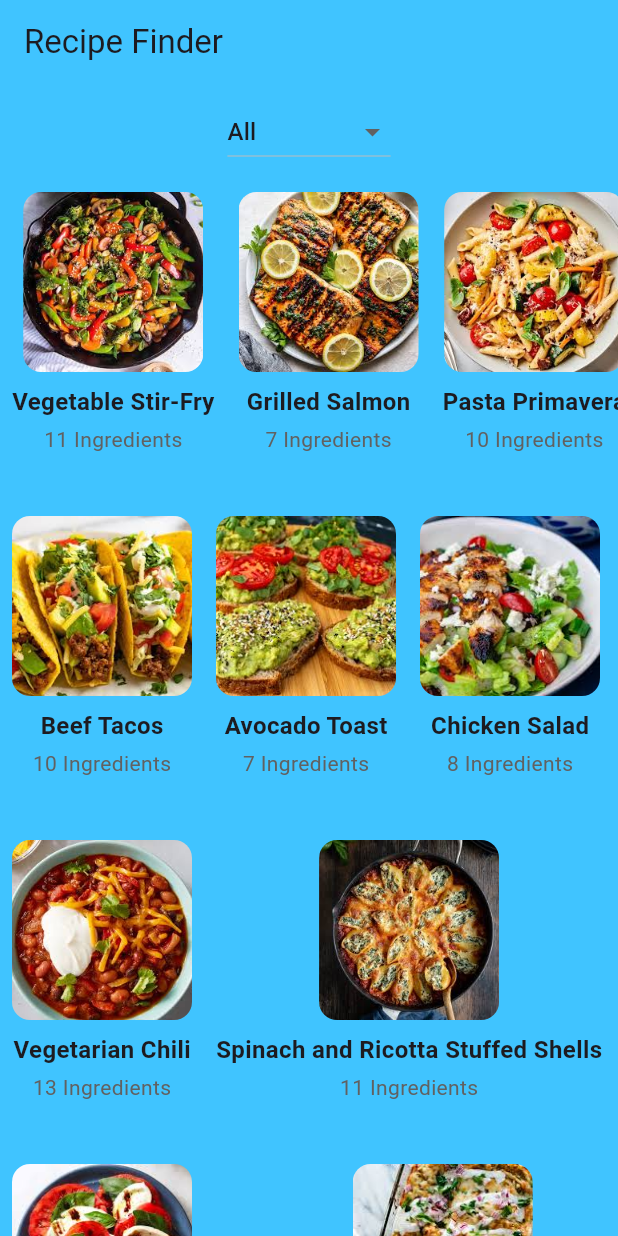
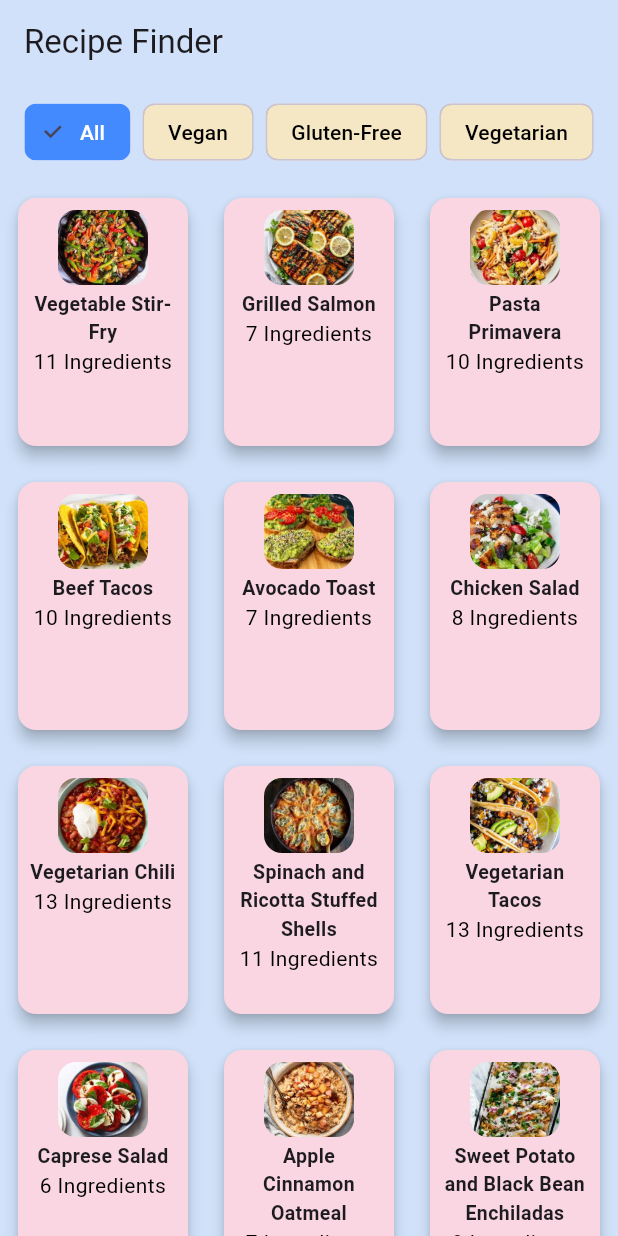
Before and after one commit to FaithNnakwe/Recipe-and-Meal-Planning-App, a Flutter app: the screen it shows after launch, on a phone screen of 412 x 824 dp. Run offline on Flutter 3.47's test engine with Material 3 defaults, Android fonts, the phone set to English and light mode, and no system bars.

Commit message:
Updated UI to include meal cards, changed dietary selections from drop down to filter chips and configures color schemes to look better.

```diff
--- a/lib/detail.dart
+++ b/lib/detail.dart
@@ -9,8 +9,8 @@ class RecipeDetail extends StatelessWidget {
   @override
  Widget build(BuildContext context) {
     return Scaffold(
-      backgroundColor: Colors.purple,
-      appBar: AppBar(title: Text(recipe.name, style: TextStyle(color: Colors.black),), backgroundColor: Colors.lightBlueAccent,),
+      backgroundColor: Color(0xFFF9D6E1) ,
+      appBar: AppBar(title: Text(recipe.name, style: TextStyle(color: Colors.black),), backgroundColor: Color(0xFFD0E1F9),),
       body: SingleChildScrollView(
       child: Padding(
         padding: EdgeInsets.all(16.0),
--- a/lib/main.dart
+++ b/lib/main.dart
@@ -33,7 +33,7 @@ class _RecipeListState extends State<RecipeList> {
   imageUrl: 'assets/vegetable_stir_fry.jpeg',
   isVegan: true,
   isGlutenFree: true,
-  isVegeterian: true,
+  isVegetarian: true,
   ingredients: [
     '1 Bell pepper (sliced)',
     '1 head of Broccoli (cut into florets)',
@@ -63,7 +63,7 @@ Recipe(
   imageUrl: 'assets/grilled_salmon.jpeg',
   isVegan: false,
   isGlutenFree: true,
-  isVegeterian: false,
+  isVegetarian: false,
   ingredients: [
     '2 Salmon fillets',
     '1 Lemon (cut into wedges)',
@@ -89,7 +89,7 @@ Recipe(
   imageUrl: 'assets/pasta_primavera.jpeg',
   isVegan: true,
   isGlutenFree: false,
-  isVegeterian: true,
+  isVegetarian: true,
   ingredients: [
     '8 oz Pasta (spaghetti, penne, or gluten-free pasta)',
     '1 Cup Cherry tomatoes (halved)',
@@ -119,7 +119,7 @@ Recipe(
   imageUrl: 'assets/beef_tacos.jpeg',
   isVegan: false,
   isGlutenFree: false,
-  isVegeterian: false,
+  isVegetarian: false,
   ingredients: [
     '1 lb Ground beef',
     '1 Packet Taco seasoning mix',
@@ -149,7 +149,7 @@ Recipe(
   imageUrl: 'assets/avocado_toast.jpeg',
   isVegan: true,
   isGlutenFree: false,
-  isVegeterian: false,
+  isVegetarian: false,
   ingredients: [
     '2 slices of Bread (whole grain, gluten-free, or your choice)',
     '1 ripe Avocado',
@@ -174,7 +174,7 @@ Recipe(
   imageUrl: 'assets/chicken_salad.jpeg',
   isVegan: false,
   isGlutenFree: true,
-  isVegeterian: false,
+  isVegetarian: false,
   ingredients: [
     '2 Chicken breasts (boneless, skinless)',
     '1 head of Lettuce (chopped)',
@@ -199,7 +199,7 @@ Recipe(
   imageUrl: 'assets/vegetarian_chili.jpeg',
   isVegan: true,
   isGlutenFree: true,
-  isVegeterian: true,
+  isVegetarian: true,
   ingredients: [
     '1 tbsp Olive oil',
     '1 Onion (diced)',
@@ -231,7 +231,7 @@ Recipe(
   imageUrl: 'assets/spinach_ricotta_stuffed_shells.jpeg',
   isVegan: false,
   isGlutenFree: false,
-  isVegeterian: true,
+  isVegetarian: true,
   ingredients: [
     '1 package Jumbo pasta shells (about 20 shells)',
     '2 cups Ricotta cheese',
@@ -261,7 +261,7 @@ Recipe(
   imageUrl: 'assets/vegetarian_tacos.jpeg',
   isVegan: true,
   isGlutenFree: false,
-  isVegeterian: true,
+  isVegetarian: true,
   ingredients: [
     '1 can Black beans (15 oz, drained and rinsed)',
     '1 Red bell pepper (diced)',
@@ -292,7 +292,7 @@ Recipe(
   imageUrl: 'assets/caprese_salad.jpeg',
   isVegan: false,
   isGlutenFree: true,
-  isVegeterian: true,
+  isVegetarian: true,
   ingredients: [
     '2 large Tomatoes (sliced)',
     '1 ball Fresh mozzarella cheese (sliced)',
@@ -311,11 +311,35 @@ Recipe(
 ),
 
 Recipe(
+  name: 'Apple Cinnamon Oatmeal',
+  imageUrl: 'assets/apple_cinnamon_oatmeal.jpeg',
+  isVegan: true,
+  isGlutenFree: false,
+  isVegetarian: true,
+  ingredients: [
+    '1 cup Rolled oats',
+    '2 cups Almond milk',
+    '1 Apple (peeled, cored, and chopped)',
+    '1/2 tsp Cinnamon',
+    '1 tbsp Maple syrup',
+    '1/4 cup Walnuts (optional, for topping)',
+    '1 tbsp Raisins (optional, for topping)' ],
+    steps: [
+      '1. In a saucepan, combine the rolled oats and almond milk. Bring to a simmer over medium heat.',
+      '2. Stir occasionally and cook for about 5-7 minutes, until the oats are tender and the mixture thickens.',
+      '3. In a separate pan, sauté the chopped apple with cinnamon until softened, about 3-4 minutes.',
+      '4. Once the oats are cooked, mix in the sautéed apples and maple syrup.',
+      '5. Serve with walnuts and raisins on top for extra crunch and sweetness.' ],
+      ),
+
+
+
+Recipe(
   name: 'Sweet Potato and Black Bean Enchiladas',
   imageUrl: 'assets/sweet_potato_black_bean_enchiladas.jpeg',
   isVegan: true,
   isGlutenFree: true,
-  isVegeterian: true,
+  isVegetarian: true,
   ingredients: [
     '2 medium Sweet potatoes (peeled and cubed)',
     '1 can Black beans (15 oz, drained and rinsed)',
@@ -338,9 +362,54 @@ Recipe(
     '8. Garnish with fresh cilantro and diced red onion, and serve!'
   ],
 ),
+Recipe( name: 'Mango Chia Pudding',
+  imageUrl: 'assets/mango_chia_pudding.jpeg',
+  isVegan: true,
+  isGlutenFree: true,
+  isVegetarian: true,
+  ingredients: [
+    '1 cup Coconut milk',
+    '1/2 cup Chia seeds',
+    '1 tbsp Maple syrup',
+    '1/2 tsp Vanilla extract',
+    '1 Mango (peeled and diced)',
+    '1/4 cup Shredded coconut (optional, for garnish)',
+    'Fresh mint (optional, for garnish)' ],
+    steps: [
+      '1. In a bowl, mix the coconut milk, chia seeds, maple syrup, and vanilla extract.',
+      '2. Stir well to combine and let it sit for 5 minutes. Stir again to prevent clumps.',
+      '3. Cover and refrigerate the chia pudding for at least 4 hours, or overnight.',
+      '4. When ready to serve, top with fresh mango, shredded coconut, and mint leaves.',
+      '5. Enjoy your healthy, refreshing breakfast!' ],
+      ),
+
+Recipe(
+  name: 'Overnight Oats',
+  imageUrl: 'assets/overnight_oats.jpeg',
+  isVegan: true,
+  isGlutenFree: true,
+  isVegetarian: true,
+  ingredients: [
+    '1/2 cup Rolled oats',
+    '1/2 cup Almond milk',
+    '1/4 cup Greek yogurt (or non-dairy yogurt for vegan)',
+    '1 tbsp Chia seeds',
+    '1 tbsp Maple syrup',
+    '1/2 tsp Vanilla extract',
+    '1/4 cup Mixed berries (optional)',
+    '1 tbsp Almond butter',
+    '1/4 cup Sliced almonds (optional, for topping)' ],
+    steps: [
+      '1. In a jar or container, combine the rolled oats, almond milk, Greek yogurt, chia seeds, maple syrup, and vanilla extract.',
+      '2. Stir everything together until well mixed.',
+      '3. Cover the container with a lid or plastic wrap and refrigerate overnight (or for at least 4 hours).',
+      '4. In the morning, give the oats a good stir, and top with mixed berries, almond butter, and sliced almonds.',
+      '5. Enjoy a quick, healthy breakfast!' ],
+      ),
+
   ];
 
-  List<String> filters = ['All', 'Vegan', 'Gluten-Free', 'Vegeterian'];
+  List<String> filters = ['All', 'Vegan', 'Gluten-Free', 'Vegetarian'];
   String selectedFilter = 'All';
 
   @override
@@ -348,16 +417,18 @@ Recipe(
     var filteredRecipes = recipes;
 
     // Filter recipes based on selected filter
+    // Apply multiple filters
 if (selectedFilter == 'Vegan') {
     filteredRecipes = recipes.where((recipe) => recipe.isVegan).toList();
   } else if (selectedFilter == 'Gluten-Free') {
     filteredRecipes = recipes.where((recipe) => recipe.isGlutenFree).toList();
-    } else if (selectedFilter == 'Vegeterian') {
-      filteredRecipes = recipes.where((recipe) => recipe.isVegeterian).toList();
+  } else if (selectedFilter == 'Vegetarian') {
+    filteredRecipes = recipes.where((recipe) => recipe.isVegetarian).toList();
   }
 
+
     return Scaffold(
-  backgroundColor: Colors.lightBlueAccent,
+  backgroundColor: Color(0xFFD0E1F9),
   appBar: AppBar(
     title: Text('Recipe Finder'),
     backgroundColor: Colors.transparent,
@@ -367,38 +438,38 @@ Recipe(
     children: [
       Padding(
         padding: EdgeInsets.all(8.0),
-        child: DropdownButton<String>(
-          value: selectedFilter,
-          onChanged: (String? newValue) {
+        child: Wrap(
+          spacing: 8.0,
+          children: filters.map((String filter) {
+            return FilterChip(
+              label: Text(filter,),
+              selected: selectedFilter == filter,
+              onSelected: (bool selected) {
                 setState(() {
-              selectedFilter = newValue!;
+                    selectedFilter = selected ? filter : 'All'; // Update selected filter
                   });
               },
-          items: filters.map<DropdownMenuItem<String>>((String value) {
-            return DropdownMenuItem<String>(
-              value: value,
-              child: Text(value),
+              selectedColor: Colors.blueAccent,
+              backgroundColor: Color(0xFFF5E6C4),
+              labelStyle: TextStyle(
+                color: selectedFilter == filter ? Colors.white : Colors.black,
+              ),
             );
           }).toList(),
         ),
       ),
       Expanded(
-        child: ListView.builder(
-          itemCount: (filteredRecipes.length / 3).ceil(), // Number of rows
-          itemBuilder: (context, rowIndex) {
-            int startIndex = rowIndex * 3;
-            int endIndex = (startIndex + 3).clamp(0, filteredRecipes.length);
-            List recipesInRow = filteredRecipes.sublist(startIndex, endIndex);
-
-            return Padding(
-              padding: const EdgeInsets.symmetric(vertical: 8.0),
-              child: SizedBox(
-                height: 200, // Height for each row
-                child: ListView.builder(
-                  scrollDirection: Axis.horizontal,
-                  itemCount: recipesInRow.length,
+        child: GridView.builder(
+          padding: EdgeInsets.all(8.0),
+          gridDelegate: SliverGridDelegateWithFixedCrossAxisCount(
+            crossAxisCount: 3, // Number of columns
+            crossAxisSpacing: 16,
+            mainAxisSpacing: 16,
+            childAspectRatio: 0.7, // Adjust height of grid items
+          ),
+          itemCount: filteredRecipes.length,
           itemBuilder: (context, index) {
-                    final recipe = recipesInRow[index];
+            final recipe = filteredRecipes[index];
             return GestureDetector(
               onTap: () {
                 Navigator.push(
@@ -408,8 +479,14 @@ Recipe(
                   ),
                 );
               },
+              child: Card(
+                color: Color(0xFFF9D6E1),
+                shape: RoundedRectangleBorder(
+                  borderRadius: BorderRadius.circular(12),
+                ),
+                elevation: 4,
                 child: Padding(
-                        padding: const EdgeInsets.symmetric(horizontal: 8.0),
+                  padding: const EdgeInsets.all(8.0),
                   child: Column(
                     crossAxisAlignment: CrossAxisAlignment.center,
                     children: [
@@ -417,28 +494,25 @@ Recipe(
                         borderRadius: BorderRadius.circular(12),
                         child: Image.asset(
                           recipe.imageUrl,
-                                width: 120,
-                                height: 120,
+                          width: 60,
+                          height: 50,
                           fit: BoxFit.cover,
                         ),
                       ),
-                            const SizedBox(height: 8),
+                      const SizedBox(height: 3),
                        Text(
                         recipe.name,
-                              style: TextStyle(fontSize: 16, fontWeight: FontWeight.bold),
+                        style: TextStyle(fontSize: 13, fontWeight: FontWeight.bold),
                         textAlign: TextAlign.center,
                         ),
-                            const SizedBox(height: 4),
                       Text(
                         '${recipe.ingredients.length} Ingredients',
-                              style: TextStyle(fontSize: 14, color: Colors.grey[700]),
+                        style: TextStyle(fontSize: 14, color: Colors.black),
                         textAlign: TextAlign.center,
                       ),
+                      const SizedBox(height: 7)
                     ],
                   ),
-                      ),
-                    );
-                  },
                 ),
               ),
             );
--- a/lib/recipe.dart
+++ b/lib/recipe.dart
@@ -1,18 +1,18 @@
 class Recipe {
-  final String name;
-  final String imageUrl;
-  final bool isVegan;
-  final bool isGlutenFree;
-  final bool isVegeterian;
-  final List<String> ingredients;
-  final List<String> steps;
+  String name;
+  bool isVegan;
+  bool isGlutenFree;
+  bool isVegetarian;
+  String imageUrl;
+  List<String> ingredients;
+  List<String> steps;
 
   Recipe({
     required this.name,
-    required this.imageUrl,
     required this.isVegan,
     required this.isGlutenFree,
-    required this.isVegeterian,
+    required this.isVegetarian,
+    required this.imageUrl,
     required this.ingredients,
     required this.steps,
   });
--- a/pubspec.yaml
+++ b/pubspec.yaml
@@ -71,6 +71,9 @@ flutter:
      - assets/vegetable_stir_fry.jpeg
      - assets/vegetarian_chili.jpeg
      - assets/vegetarian_tacos.jpeg
+     - assets/apple_cinnamon_oatmeal.jpeg
+     - assets/mango_chia_pudding.jpeg
+     - assets/overnight_oats.jpeg
 
 
   # An image asset can refer to one or more resolution-specific "variants", see
```
Also changed, not shown: assets/apple_cinnamon_oatmeal.jpeg (added), assets/mango_chia_pudding.jpeg (added), assets/overnight_oats.jpeg (added). Lines whose indentation alone changed are shown as unchanged.
